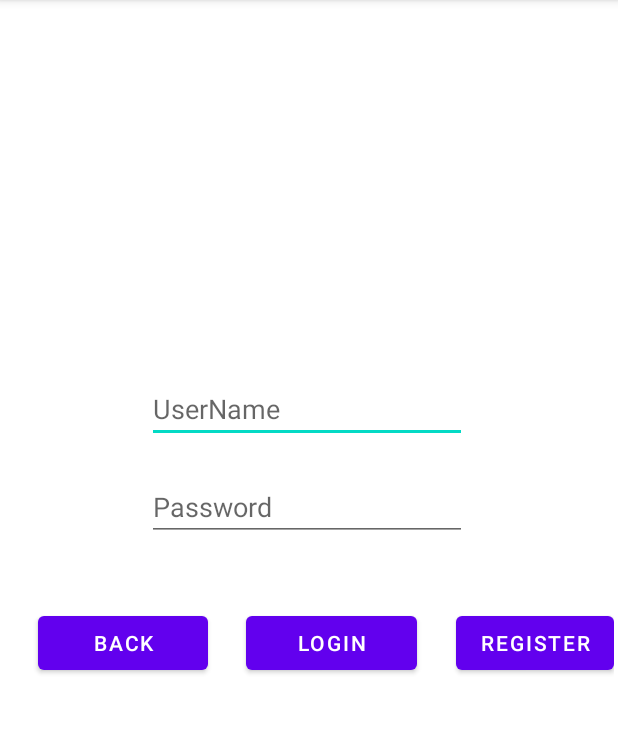
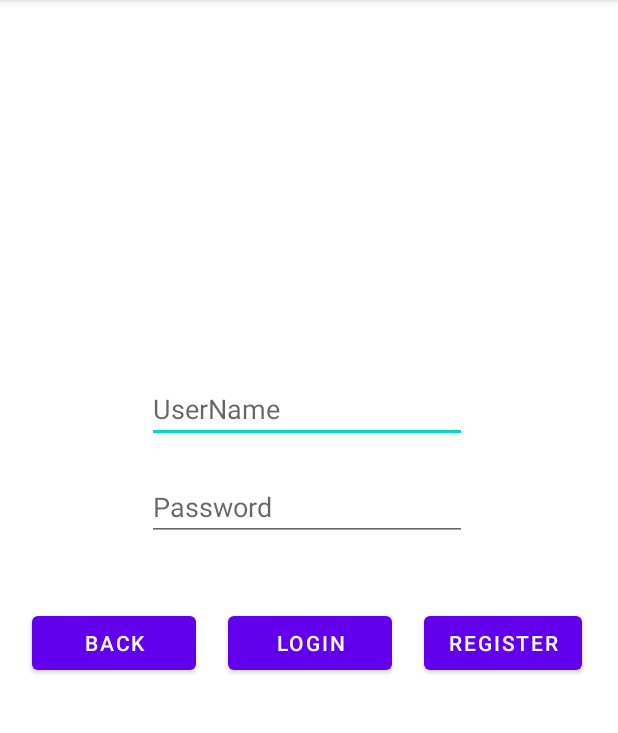
Before and after one commit to anderz-cmu-F25/Weaather-App, an Android app: the screen it shows after launch (LoginActivity), on a phone screen of 412 x 824 dp, the part 84-817 px from its top. Run offline under Robolectric (Android 15) with nearby library versions, the phone set to English and light mode, and no system bars.

Commit message:
documented functions in LoginActivity

```diff
--- a/app/src/main/java/edu/uiuc/cs427app/LoginActivity.java
+++ b/app/src/main/java/edu/uiuc/cs427app/LoginActivity.java
@@ -57,6 +57,9 @@ public class LoginActivity extends AppCompatActivity {
         });
     }
 
+    /**
+     * Logs in the user. Exception should be catched and printed to the log
+     */
     private void handleLogin() {
             // Get username and password from EditText fields
             String username = userNameEditText.getText().toString();
@@ -85,10 +88,13 @@ public class LoginActivity extends AppCompatActivity {
                 }
             } catch (Exception e) {
                 Toast.makeText(this, "An error occurred!" + e, Toast.LENGTH_SHORT).show();
+                Log.e("LoginActivity", "An error occurred", e);
             }
         }
 
-
+    /**
+     * Register a user. Exception should be catched and printed to the log
+     */
     private void handleRegister() {
         // Get username and password from EditText fields
         String username = userNameEditText.getText().toString();
--- a/app/src/main/res/layout/activity_login.xml
+++ b/app/src/main/res/layout/activity_login.xml
@@ -88,6 +88,11 @@
                 android:layout_width="wrap_content"
                 android:layout_height="wrap_content"
                 android:text="Register" />
+
+            <Space
+                android:layout_width="wrap_content"
+                android:layout_height="wrap_content"
+                android:layout_weight="1" />
         </LinearLayout>
 
     </androidx.constraintlayout.widget.ConstraintLayout>
```
